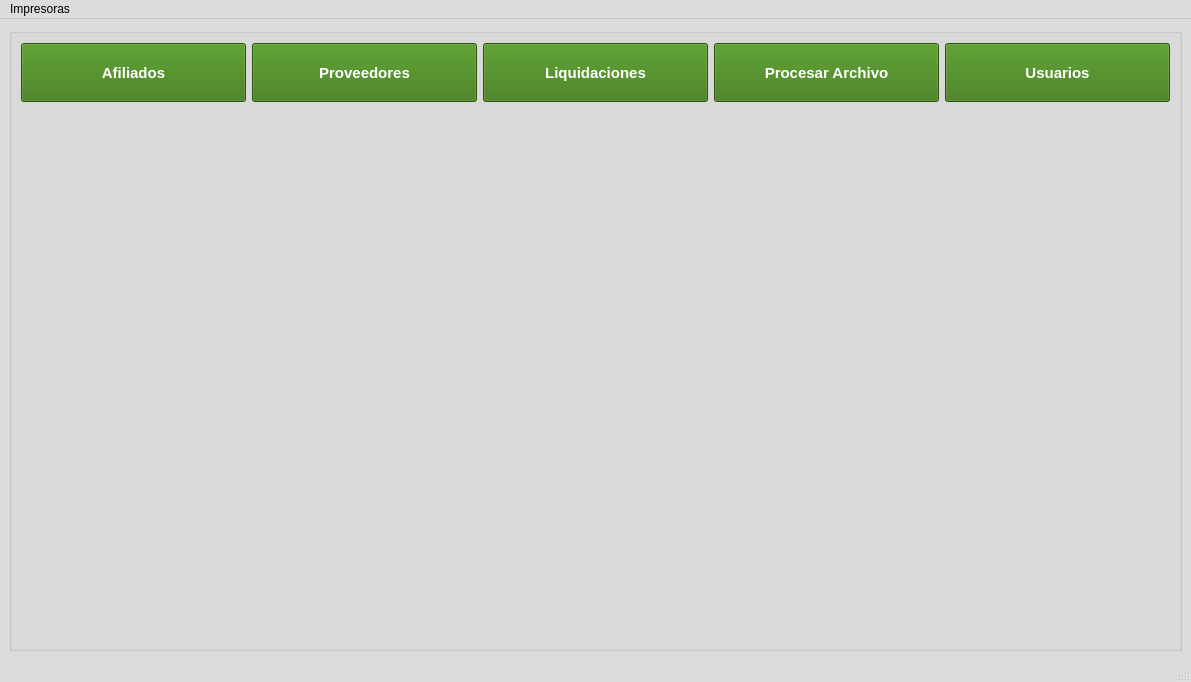
shae-ra/sindicato, file gui/menuPrincipal.ui: the form before one commit.
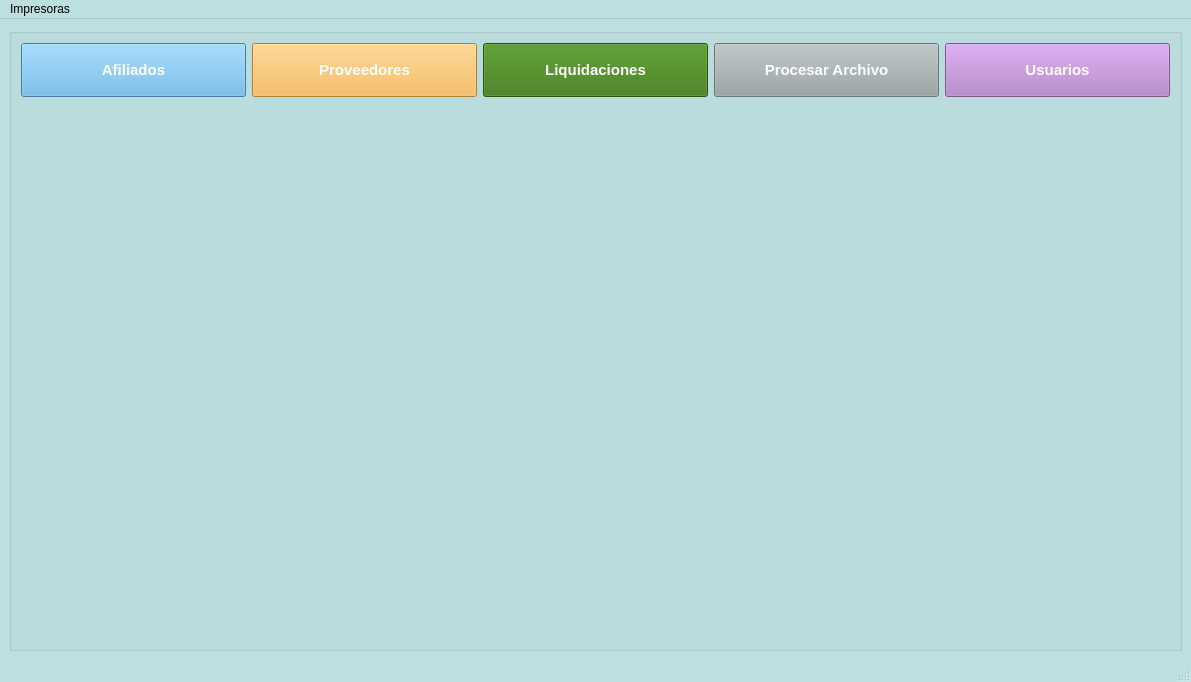
The form after the commit. Icons and pictures are not drawn.

```diff
--- a/gui/menuPrincipal.ui
+++ b/gui/menuPrincipal.ui
@@ -25,9 +25,9 @@
      <colorrole role="Button">
       <brush brushstyle="SolidPattern">
        <color alpha="255">
-        <red>220</red>
-        <green>220</green>
-        <blue>220</blue>
+        <red>189</red>
+        <green>223</green>
+        <blue>223</blue>
        </color>
       </brush>
      </colorrole>
@@ -43,27 +43,27 @@
      <colorrole role="Midlight">
       <brush brushstyle="SolidPattern">
        <color alpha="255">
-        <red>237</red>
-        <green>237</green>
-        <blue>237</blue>
+        <red>222</red>
+        <green>239</green>
+        <blue>239</blue>
        </color>
       </brush>
      </colorrole>
      <colorrole role="Dark">
       <brush brushstyle="SolidPattern">
        <color alpha="255">
-        <red>110</red>
-        <green>110</green>
-        <blue>110</blue>
+        <red>94</red>
+        <green>111</green>
+        <blue>111</blue>
        </color>
       </brush>
      </colorrole>
      <colorrole role="Mid">
       <brush brushstyle="SolidPattern">
        <color alpha="255">
-        <red>147</red>
-        <green>147</green>
-        <blue>147</blue>
+        <red>126</red>
+        <green>149</green>
+        <blue>149</blue>
        </color>
       </brush>
      </colorrole>
@@ -106,9 +106,9 @@
      <colorrole role="Window">
       <brush brushstyle="SolidPattern">
        <color alpha="255">
-        <red>220</red>
-        <green>220</green>
-        <blue>220</blue>
+        <red>189</red>
+        <green>223</green>
+        <blue>223</blue>
        </color>
       </brush>
      </colorrole>
@@ -124,9 +124,9 @@
      <colorrole role="AlternateBase">
       <brush brushstyle="SolidPattern">
        <color alpha="255">
-        <red>237</red>
-        <green>237</green>
-        <blue>237</blue>
+        <red>222</red>
+        <green>239</green>
+        <blue>239</blue>
        </color>
       </brush>
      </colorrole>
@@ -162,9 +162,9 @@
      <colorrole role="Button">
       <brush brushstyle="SolidPattern">
        <color alpha="255">
-        <red>220</red>
-        <green>220</green>
-        <blue>220</blue>
+        <red>189</red>
+        <green>223</green>
+        <blue>223</blue>
        </color>
       </brush>
      </colorrole>
@@ -180,27 +180,27 @@
      <colorrole role="Midlight">
       <brush brushstyle="SolidPattern">
        <color alpha="255">
-        <red>237</red>
-        <green>237</green>
-        <blue>237</blue>
+        <red>222</red>
+        <green>239</green>
+        <blue>239</blue>
        </color>
       </brush>
      </colorrole>
      <colorrole role="Dark">
       <brush brushstyle="SolidPattern">
        <color alpha="255">
-        <red>110</red>
-        <green>110</green>
-        <blue>110</blue>
+        <red>94</red>
+        <green>111</green>
+        <blue>111</blue>
        </color>
       </brush>
      </colorrole>
      <colorrole role="Mid">
       <brush brushstyle="SolidPattern">
        <color alpha="255">
-        <red>147</red>
-        <green>147</green>
-        <blue>147</blue>
+        <red>126</red>
+        <green>149</green>
+        <blue>149</blue>
        </color>
       </brush>
      </colorrole>
@@ -243,9 +243,9 @@
      <colorrole role="Window">
       <brush brushstyle="SolidPattern">
        <color alpha="255">
-        <red>220</red>
-        <green>220</green>
-        <blue>220</blue>
+        <red>189</red>
+        <green>223</green>
+        <blue>223</blue>
        </color>
       </brush>
      </colorrole>
@@ -261,9 +261,9 @@
      <colorrole role="AlternateBase">
       <brush brushstyle="SolidPattern">
        <color alpha="255">
-        <red>237</red>
-        <green>237</green>
-        <blue>237</blue>
+        <red>222</red>
+        <green>239</green>
+        <blue>239</blue>
        </color>
       </brush>
      </colorrole>
@@ -290,18 +290,18 @@
      <colorrole role="WindowText">
       <brush brushstyle="SolidPattern">
        <color alpha="255">
-        <red>110</red>
-        <green>110</green>
-        <blue>110</blue>
+        <red>94</red>
+        <green>111</green>
+        <blue>111</blue>
        </color>
       </brush>
      </colorrole>
      <colorrole role="Button">
       <brush brushstyle="SolidPattern">
        <color alpha="255">
-        <red>220</red>
-        <green>220</green>
-        <blue>220</blue>
+        <red>189</red>
+        <green>223</green>
+        <blue>223</blue>
        </color>
       </brush>
      </colorrole>
@@ -317,36 +317,36 @@
      <colorrole role="Midlight">
       <brush brushstyle="SolidPattern">
        <color alpha="255">
-        <red>237</red>
-        <green>237</green>
-        <blue>237</blue>
+        <red>222</red>
+        <green>239</green>
+        <blue>239</blue>
        </color>
       </brush>
      </colorrole>
      <colorrole role="Dark">
       <brush brushstyle="SolidPattern">
        <color alpha="255">
-        <red>110</red>
-        <green>110</green>
-        <blue>110</blue>
+        <red>94</red>
+        <green>111</green>
+        <blue>111</blue>
        </color>
       </brush>
      </colorrole>
      <colorrole role="Mid">
       <brush brushstyle="SolidPattern">
        <color alpha="255">
-        <red>147</red>
-        <green>147</green>
-        <blue>147</blue>
+        <red>126</red>
+        <green>149</green>
+        <blue>149</blue>
        </color>
       </brush>
      </colorrole>
      <colorrole role="Text">
       <brush brushstyle="SolidPattern">
        <color alpha="255">
-        <red>110</red>
-        <green>110</green>
-        <blue>110</blue>
+        <red>94</red>
+        <green>111</green>
+        <blue>111</blue>
        </color>
       </brush>
      </colorrole>
@@ -362,27 +362,27 @@
      <colorrole role="ButtonText">
       <brush brushstyle="SolidPattern">
        <color alpha="255">
-        <red>110</red>
-        <green>110</green>
-        <blue>110</blue>
+        <red>94</red>
+        <green>111</green>
+        <blue>111</blue>
        </color>
       </brush>
      </colorrole>
      <colorrole role="Base">
       <brush brushstyle="SolidPattern">
        <color alpha="255">
-        <red>220</red>
-        <green>220</green>
-        <blue>220</blue>
+        <red>189</red>
+        <green>223</green>
+        <blue>223</blue>
        </color>
       </brush>
      </colorrole>
      <colorrole role="Window">
       <brush brushstyle="SolidPattern">
        <color alpha="255">
-        <red>220</red>
-        <green>220</green>
-        <blue>220</blue>
+        <red>189</red>
+        <green>223</green>
+        <blue>223</blue>
        </color>
       </brush>
      </colorrole>
@@ -398,9 +398,9 @@
      <colorrole role="AlternateBase">
       <brush brushstyle="SolidPattern">
        <color alpha="255">
-        <red>220</red>
-        <green>220</green>
-        <blue>220</blue>
+        <red>189</red>
+        <green>223</green>
+        <blue>223</blue>
        </color>
       </brush>
      </colorrole>
@@ -444,7 +444,7 @@
         <property name="title">
          <string/>
         </property>
-        <layout class="QGridLayout" name="gridLayout" rowstretch="10,90">
+        <layout class="QGridLayout" name="gridLayout" rowstretch="10,100">
          <item row="0" column="4">
           <widget class="QPushButton" name="pushButton_usuarios">
            <property name="sizePolicy">
@@ -462,13 +462,12 @@
            </property>
            <property name="styleSheet">
             <string notr="true">#pushButton_usuarios{
-background-color:#37760D;
+background-color: #AF7AC5 ;
 color: #FFFFFF;
 }
 
 #pushButton_usuarios:hover{
-background-color:#5DB224;
-color: #000000;
+background-color:#D7BDE2;
 }</string>
            </property>
            <property name="text">
@@ -503,13 +502,13 @@
            </property>
            <property name="styleSheet">
             <string notr="true">#pushButton_afiliados{
-background-color:#37760D;
-color: #FFFFFF;
+background-color:#5DADE2  ;
+color: #FFFFFF ; 
 }
 
 #pushButton_afiliados:hover{
-background-color:#5DB224;
-color: #000000;
+background-color:#AED6F1   ;
+color: #1B4F72 ;
 }</string>
            </property>
            <property name="text">
@@ -590,12 +589,12 @@
            </property>
            <property name="styleSheet">
             <string notr="true">#pushButton_proveedores{
-background-color:#37760D;
-color: #FFFFFF;
+background-color:#F5B041 ;
+color: #FFFFFF ;
 }
 #pushButton_proveedores:hover{
-background-color:#5DB224;
-color: #000000;
+background-color:#FAD7A0;
+color: #784212 ;
 }</string>
            </property>
            <property name="text">
@@ -614,7 +613,7 @@
           </widget>
          </item>
          <item row="0" column="3">
-          <widget class="QPushButton" name="pushButton_procesarArchivo">
+          <widget class="QPushButton" name="pushButton_procesador">
            <property name="sizePolicy">
             <sizepolicy hsizetype="Expanding" vsizetype="Expanding">
              <horstretch>0</horstretch>
@@ -629,14 +628,13 @@
             </font>
            </property>
            <property name="styleSheet">
-            <string notr="true">#pushButton_procesarArchivo{
-background-color:#37760D;
+            <string notr="true">#pushButton_procesador{
+background-color:#99A3A4;
 color: #FFFFFF;
 }
 
-#pushButton_procesarArchivo:hover{
-background-color:#5DB224;
-color: #000000;
+#pushButton_procesador:hover{
+background-color:#D5DBDB ;
 }</string>
            </property>
            <property name="text">
```
